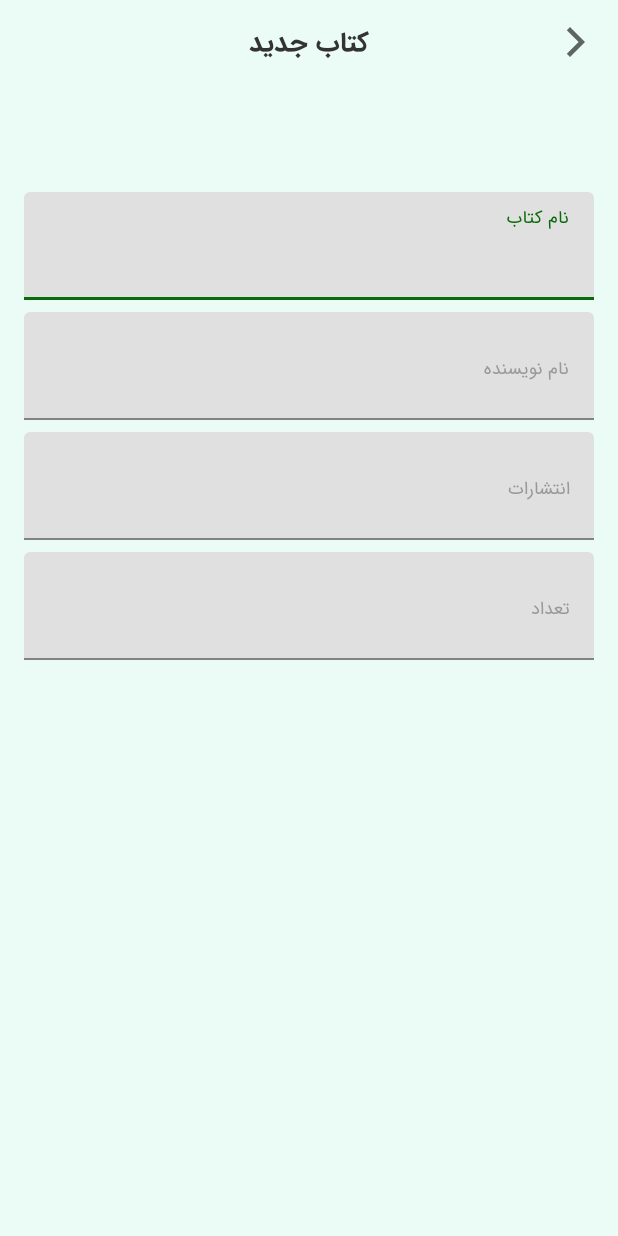
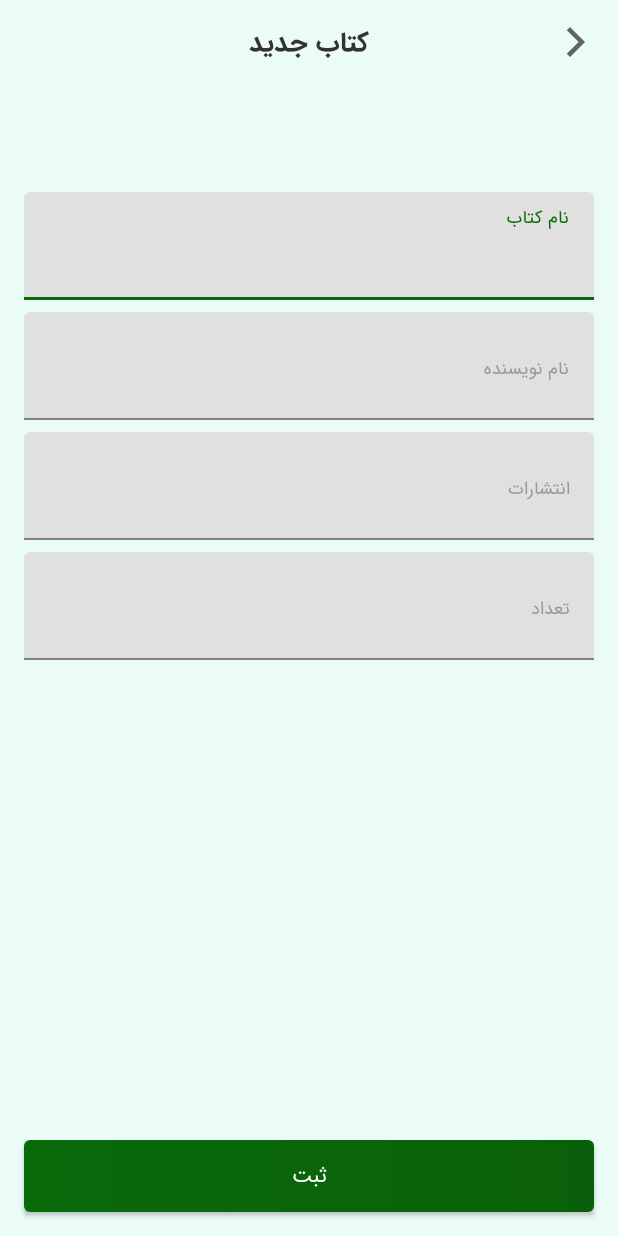
Before and after one commit to GolnazTorabi/BookStore, an Android app: the fragment SettingNewRequestFragment shown on its own in the app's theme, on a phone screen of 412 x 824 dp. Run offline under Robolectric (Android 15) with nearby library versions, the phone set to English and light mode, and no system bars.

Commit message:
add submit button

```diff
--- a/app/src/main/res/layout/setting_new_request_fragment.xml
+++ b/app/src/main/res/layout/setting_new_request_fragment.xml
@@ -16,16 +16,17 @@
         app:layout_constraintTop_toTopOf="parent"
         app:srcCompat="@drawable/ic_baseline_arrow_forward_ios_24"
         tools:ignore="VectorDrawableCompat" />
+
     <com.book.store.stock.bookstore.base_ui.CustomTextViewBold
         android:layout_width="wrap_content"
         android:layout_height="?attr/actionBarSize"
         android:gravity="center"
-        app:layout_constraintTop_toTopOf="parent"
-        app:layout_constraintRight_toRightOf="parent"
-        app:layout_constraintLeft_toLeftOf="parent"
+        android:text="کتاب جدید"
         android:textColor="@color/colorAccent"
         android:textSize="@dimen/text_size_5"
-        android:text="کتاب جدید"/>
+        app:layout_constraintLeft_toLeftOf="parent"
+        app:layout_constraintRight_toRightOf="parent"
+        app:layout_constraintTop_toTopOf="parent" />
 
     <com.book.store.stock.bookstore.base_ui.CustomTextInputLayout
         android:id="@+id/book_edit_layout"
@@ -50,8 +51,8 @@
             android:layout_height="match_parent"
             android:background="@null"
             android:clickable="true"
+            android:digits="ضصثقفغعهخحجچگکمنتالبیسشظطزرذدپوكٓژٰ‌ٔءؤئإيأآةًٌٍَُِّْ"
             android:gravity="right"
-            android:digits="ضصثقفغعهخحجچگکمنتالبیسشظطزرذدپوكٓژٰ‌ٔءؤئإيأآةًٌٍَُِّْ"
             android:inputType="text"
             android:maxLength="30"
             android:nextFocusDown="@id/writer_edit"
@@ -87,8 +88,8 @@
             android:layout_height="match_parent"
             android:background="@null"
             android:clickable="true"
+            android:digits="ضصثقفغعهخحجچگکمنتالبیسشظطزرذدپوكٓژٰ‌ٔءؤئإيأآةًٌٍَُِّْ"
             android:gravity="right"
-            android:digits="ضصثقفغعهخحجچگکمنتالبیسشظطزرذدپوكٓژٰ‌ٔءؤئإيأآةًٌٍَُِّْ"
             android:inputType="text"
             android:maxLength="30"
             android:nextFocusDown="@id/publisher_edit"
@@ -124,10 +125,10 @@
             android:layout_height="match_parent"
             android:background="@null"
             android:clickable="true"
+            android:digits="ضصثقفغعهخحجچگکمنتالبیسشظطزرذدپوكٓژٰ‌ٔءؤئإيأآةًٌٍَُِّْ"
             android:gravity="right"
+            android:inputType="text"
             android:maxLength="30"
-            android:digits="ضصثقفغعهخحجچگکمنتالبیسشظطزرذدپوكٓژٰ‌ٔءؤئإيأآةًٌٍَُِّْ"
-            android:inputType="text"
             android:paddingStart="@dimen/margin_3"
             android:paddingTop="@dimen/margin_4"
             android:paddingEnd="@dimen/margin_3"
@@ -173,4 +174,19 @@
             tools:ignore="RtlSymmetry" />
 
     </com.book.store.stock.bookstore.base_ui.CustomTextInputLayout>
+
+    <com.book.store.stock.bookstore.base_ui.CustomButton
+        android:id="@+id/submit"
+        android:layout_width="0dp"
+        android:layout_height="@dimen/margin_10"
+        android:layout_marginStart="@dimen/margin_4"
+        android:layout_marginEnd="@dimen/margin_4"
+        android:layout_marginBottom="@dimen/margin_4"
+        android:background="@drawable/button_default"
+        android:text="ثبت"
+        android:textColor="@android:color/white"
+        android:textSize="@dimen/text_size_3"
+        app:layout_constraintBottom_toBottomOf="parent"
+        app:layout_constraintLeft_toLeftOf="parent"
+        app:layout_constraintRight_toRightOf="parent" />
 </androidx.constraintlayout.widget.ConstraintLayout>
```
